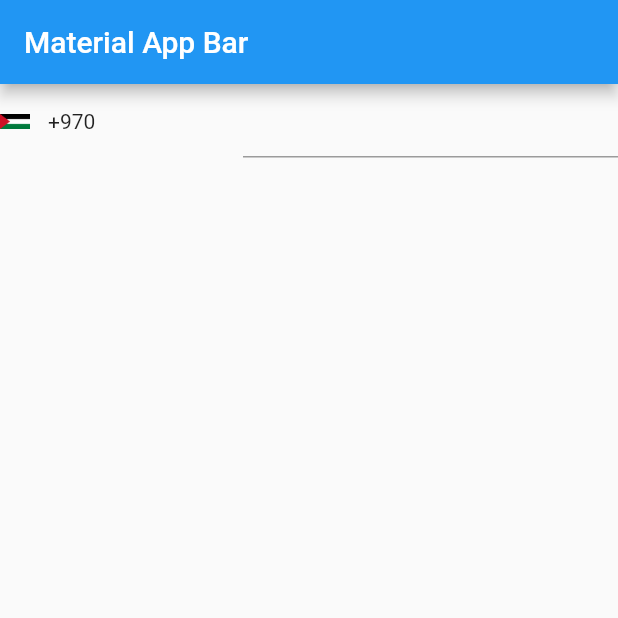
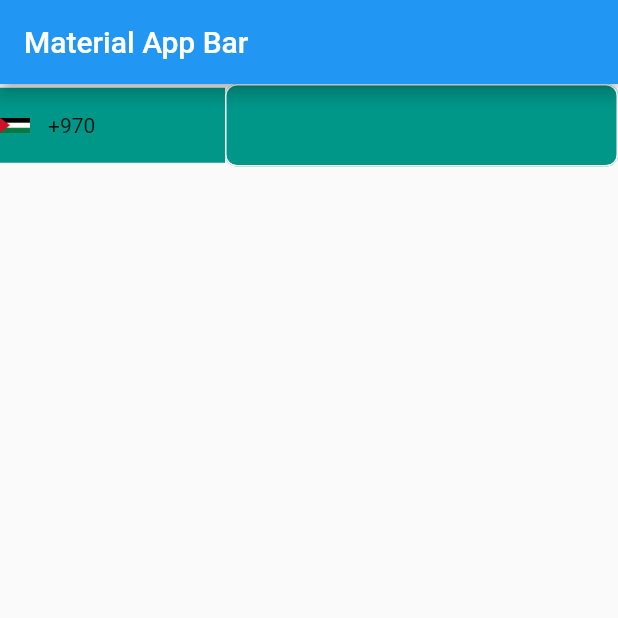
Before and after one commit to AbdAlftahSalem/phone_util, a Flutter app: the screen it shows after launch, on a phone screen of 412 x 824 dp, the top half of it. Run offline on Flutter 3.47's test engine with Material 2 defaults, Android fonts, the phone set to English and light mode, and no system bars; our stand-ins replace get.

Commit message:
Udapte ovar all package

```diff
--- a/example/lib/main.dart
+++ b/example/lib/main.dart
@@ -18,12 +18,38 @@ class MyApp extends StatelessWidget {
         ),
         body: PhoneUtil(
           onInputChanged: (PhoneNumber value) => print(value.phoneNumber),
-          separatedWidth: 12,
+          separatedWidth: 0,
           countryDecoration: CountryBox(
             boxHeight: 50,
-            // boxDecoration: const BoxDecoration(
-            //   color: Colors.teal,
-            // ),
+            boxDecoration: const BoxDecoration(
+              color: Colors.teal,
+            ),
+          ),
+          inputDecoration: InputDecoration(
+            fillColor: Colors.teal,
+            filled: true,
+            enabledBorder: OutlineInputBorder(
+              borderRadius: BorderRadius.circular(8),
+              borderSide: const BorderSide(
+                color: Colors.white,
+              ),
+            ),
+            focusedBorder: OutlineInputBorder(
+              borderRadius: BorderRadius.circular(8),
+              borderSide: const BorderSide(
+                color: Colors.white,
+              ),
+            ),
+            errorBorder: OutlineInputBorder(
+              borderRadius: BorderRadius.circular(8),
+              borderSide: const BorderSide(
+                color: Colors.white,
+              ),
+            ),
+            contentPadding: const EdgeInsets.symmetric(
+              horizontal: 12,
+              vertical: 18,
+            ),
           ),
           countryBoxType: PhoneInputSelectorType.BOTTOM_SHEET,
         ),
--- a/lib/view/phone_util.dart
+++ b/lib/view/phone_util.dart
@@ -154,7 +154,7 @@ class PhoneUtil extends StatelessWidget {
                         : const SizedBox.shrink(),
                     countryDecoration!.showCountryDialCode
                         ? Text(ctrl.selectedCountry?.dialCode ?? "",
-                        style: countryTextStyle)
+                            style: countryTextStyle)
                         : const SizedBox.shrink(),
                   ],
                 ),
@@ -335,7 +335,8 @@ class PhoneUtil extends StatelessWidget {
 
                         return CountryItemWidget(
                           country: country,
-                          onChangeCountry: logic.changeSelectCountry(
+                          onChangeCountry: (context, newCountry) =>
+                              logic.changeSelectCountry(
                             newCountry: country,
                             context: context,
                           ),
```
